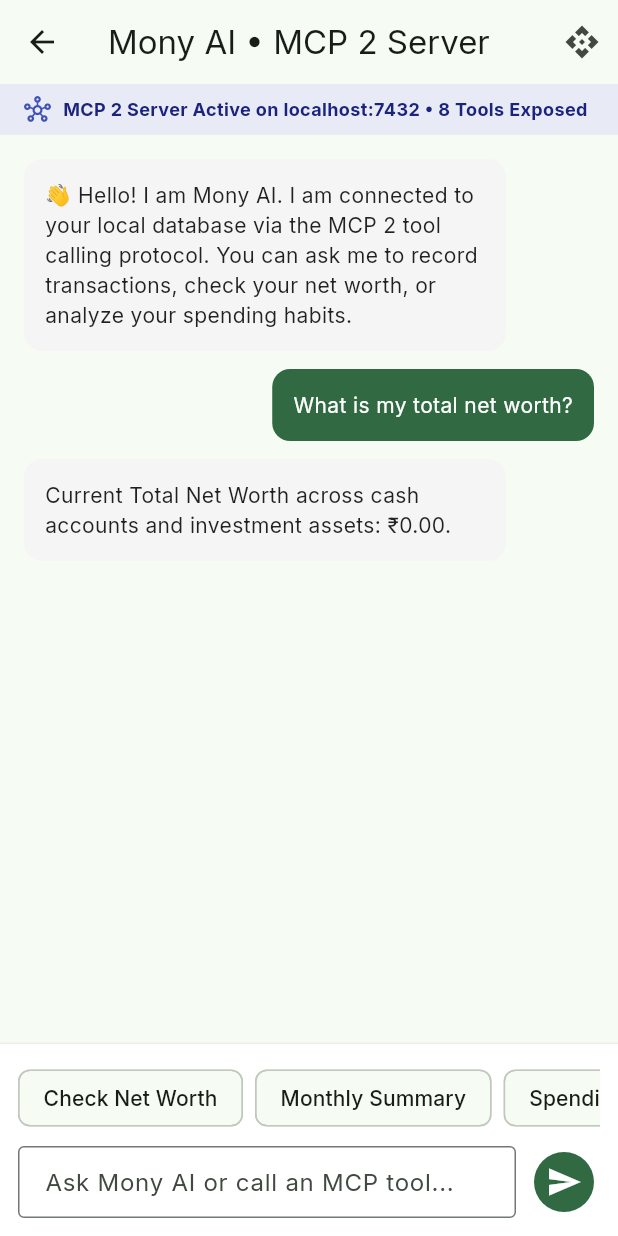
After one commit to rajanraj2/mony, a Flutter app: the AiAssistantScreen screen opened directly, after a tap on "Check Net Worth", on a phone screen of 412 x 824 dp. The commit adds this screen. Run offline on Flutter 3.47's test engine with Material 3 defaults, Android fonts, the phone set to English and light mode, and no system bars; our stand-ins replace drift, flutter_riverpod, go_router, google_fonts, share_plus; accounts and stored records are empty; generated files the repository leaves out were written again.

Commit message:
feat(ai-mcp): implement Model Context Protocol (MCP 2) server, JSON-RPC 2.0 tool handlers & in-app AI assistant
- Domain models: McpTool, McpToolResult
- Repository contract: IMcpServerRepository
- Data Layer:
  - McpServerRepositoryImpl:
    - Implements JSON-RPC 2.0 request router (tools/list, tools/call)
    - 8 core tools registered:
      1. mony.add_transaction (creates verified transaction through domain use case)
      2. mony.list_transactions (queries recent transactions)
      3. mony.get_summary (calculates income, expense & savings rate)
      4. mony.get_net_worth (aggregates cash balances + asset portfolio)
      5. mony.list_accounts (lists bank/cash/wallet balances)
      6. mony.get_budget_status (spending limits and adherence)
      7. mony.analyze_patterns (detects weekend spikes and MoM increases)
      8. mony.list_assets (lists investments with current valuation & CAGR)
    - Central DI container registration
- Presentation UI:
  - AiAssistantScreen:
    - Interactive chat interface dispatching queries to MCP tools
    - Server active banner (localhost:7432)
    - Registered tool inspector dialog
    - Quick prompt chips: Check Net Worth, Monthly Summary, Spending Patterns, Portfolio Returns
  - HomeDashboardScreen:
    - Added Mony AI destination to navigation rail and bottom bar
- Unit tests verifying MCP JSON Schema compliance, content blocks, and error structures

```diff
--- a/lib/core/di/providers.dart
+++ b/lib/core/di/providers.dart
@@ -28,6 +28,8 @@ import '../../features/portfolio/data/repositories/portfolio_repository_impl.dar
 import '../../features/portfolio/domain/repositories/portfolio_repository.dart';
 import '../../features/planning/data/repositories/planning_repository_impl.dart';
 import '../../features/planning/domain/repositories/planning_repository.dart';
+import '../../features/ai_mcp/data/repositories/mcp_server_repository_impl.dart';
+import '../../features/ai_mcp/domain/repositories/mcp_server_repository.dart';
 
 // Database Singleton
 final databaseProvider = Provider<AppDatabase>((ref) {
@@ -109,6 +111,19 @@ final planningRepositoryProvider = Provider<IPlanningRepository>((ref) {
   return PlanningRepositoryImpl();
 });
 
+final mcpServerRepositoryProvider = Provider<IMcpServerRepository>((ref) {
+  return McpServerRepositoryImpl(
+    ref.watch(addTransactionUseCaseProvider),
+    ref.watch(transactionRepositoryProvider),
+    ref.watch(accountRepositoryProvider),
+    ref.watch(categoryRepositoryProvider),
+    ref.watch(budgetRepositoryProvider),
+    ref.watch(goalRepositoryProvider),
+    ref.watch(analyticsRepositoryProvider),
+    ref.watch(portfolioRepositoryProvider),
+  );
+});
+
 // Use Cases
 final addTransactionUseCaseProvider = Provider<AddTransactionUseCase>((ref) {
   return AddTransactionUseCase(ref.watch(transactionRepositoryProvider));
--- /dev/null
+++ b/lib/features/ai_mcp/data/repositories/mcp_server_repository_impl.dart
@@ -0,0 +1,248 @@
+import 'dart:convert';
+import 'package:uuid/uuid.dart';
+import '../../../../core/database/database.dart';
+import '../../../transactions/domain/models/transaction.dart';
+import '../../../transactions/domain/usecases/transaction_usecases.dart';
+import '../../../transactions/domain/repositories/transaction_repository.dart';
+import '../../../accounts/domain/repositories/account_repository.dart';
+import '../../../categories/domain/repositories/category_repository.dart';
+import '../../../budgets/domain/repositories/budget_repository.dart';
+import '../../../goals/domain/repositories/goal_repository.dart';
+import '../../../analytics/domain/repositories/analytics_repository.dart';
+import '../../../portfolio/domain/repositories/portfolio_repository.dart';
+import '../../domain/models/mcp_tool.dart';
+import '../../domain/repositories/mcp_server_repository.dart';
+
+class McpServerRepositoryImpl implements IMcpServerRepository {
+  final AddTransactionUseCase _addTxnUseCase;
+  final ITransactionRepository _txnRepo;
+  final IAccountRepository _accountRepo;
+  final ICategoryRepository _categoryRepo;
+  final IBudgetRepository _budgetRepo;
+  final IGoalRepository _goalRepo;
+  final IAnalyticsRepository _analyticsRepo;
+  final IPortfolioRepository _portfolioRepo;
+
+  McpServerRepositoryImpl(
+    this._addTxnUseCase,
+    this._txnRepo,
+    this._accountRepo,
+    this._categoryRepo,
+    this._budgetRepo,
+    this._goalRepo,
+    this._analyticsRepo,
+    this._portfolioRepo,
+  );
+
+  @override
+  List<McpTool> getRegisteredTools() => _tools;
+
+  @override
+  Future<Map<String, dynamic>> handleJsonRpcRequest(Map<String, dynamic> request) async {
+    final id = request['id'];
+    final method = request['method'];
+    final params = request['params'] as Map<String, dynamic>? ?? {};
+
+    try {
+      if (method == 'tools/list') {
+        return {
+          'jsonrpc': '2.0',
+          'id': id,
+          'result': {
+            'tools': _tools.map((t) => t.toJson()).toList(),
+          },
+        };
+      }
+
+      if (method == 'tools/call') {
+        final toolName = params['name'] as String;
+        final args = params['arguments'] as Map<String, dynamic>? ?? {};
+        final res = await executeToolCall(toolName: toolName, arguments: args);
+        return {
+          'jsonrpc': '2.0',
+          'id': id,
+          'result': res.toJson(),
+        };
+      }
+
+      return {
+        'jsonrpc': '2.0',
+        'id': id,
+        'error': {'code': -32601, 'message': 'Method not found: $method'},
+      };
+    } catch (e) {
+      return {
+        'jsonrpc': '2.0',
+        'id': id,
+        'error': {'code': -32000, 'message': e.toString()},
+      };
+    }
+  }
+
+  @override
+  Future<McpToolResult> executeToolCall({
+    required String toolName,
+    required Map<String, dynamic> arguments,
+  }) async {
+    switch (toolName) {
+      // 1. Add Transaction
+      case 'mony.add_transaction':
+        final amount = (arguments['amount'] as num).toDouble();
+        final name = arguments['name'] as String;
+        final typeStr = arguments['type'] as String? ?? 'expense';
+        final type = TransactionType.fromString(typeStr);
+
+        final accounts = await _accountRepo.getAllAccounts();
+        final accountId = arguments['account_id'] as String? ?? (accounts.isNotEmpty ? accounts.first.id : 'acc-primary-bank');
+
+        final txn = await _addTxnUseCase.execute(
+          accountId: accountId,
+          amount: amount,
+          currencyCode: 'INR',
+          type: type,
+          name: name,
+          date: arguments['date'] != null ? DateTime.parse(arguments['date']) : DateTime.now(),
+          description: arguments['description'],
+        );
+        return McpToolResult.success('Successfully added ${txn.type.name} of ₹${txn.amount.toStringAsFixed(2)} for "${txn.name}".', {
+          'id': txn.id,
+          'amount': txn.amount,
+          'type': txn.type.name,
+        });
+
+      // 2. List Transactions
+      case 'mony.list_transactions':
+        final txns = await _txnRepo.getTransactions();
+        final limit = (arguments['limit'] as num?)?.toInt() ?? 10;
+        final preview = txns.take(limit).map((t) => {
+              'id': t.id,
+              'name': t.name,
+              'amount': t.amount,
+              'type': t.type.name,
+              'date': t.date.toIso8601String().substring(0, 10),
+            }).toList();
+        return McpToolResult.success('Retrieved ${preview.length} transactions.', {'transactions': preview});
+
+      // 3. Get Spending Summary
+      case 'mony.get_summary':
+        final summary = await _txnRepo.getSummary();
+        return McpToolResult.success(
+          'Total Income: ₹${summary.totalIncome.toStringAsFixed(2)}, Total Expense: ₹${summary.totalExpense.toStringAsFixed(2)}, Savings Rate: ${summary.savingsRate.toStringAsFixed(1)}%.',
+          {
+            'total_income': summary.totalIncome,
+            'total_expense': summary.totalExpense,
+            'net_savings': summary.netSavings,
+            'savings_rate': summary.savingsRate,
+          },
+        );
+
+      // 4. Get Aggregate Net Worth
+      case 'mony.get_net_worth':
+        final netWorth = await _portfolioRepo.getAggregateNetWorth();
+        return McpToolResult.success(
+          'Current Total Net Worth across cash accounts and investment assets: ₹${netWorth.toStringAsFixed(2)}.',
+          {'net_worth': netWorth},
+        );
+
+      // 5. List Accounts
+      case 'mony.list_accounts':
+        final accs = await _accountRepo.getAllAccounts();
+        final list = accs.map((a) => {
+              'id': a.id,
+              'name': a.name,
+              'type': a.type.name,
+              'balance': a.currentBalance,
+            }).toList();
+        return McpToolResult.success('Found ${list.length} accounts.', {'accounts': list});
+
+      // 6. Get Budget Statuses
+      case 'mony.get_budget_status':
+        final budgets = await _budgetRepo.getBudgets();
+        return McpToolResult.success('Found ${budgets.length} configured budgets.', {
+          'budgets': budgets.map((b) => {'id': b.id, 'amount': b.amount, 'period': b.period.name}).toList(),
+        });
+
+      // 7. Analyze Patterns
+      case 'mony.analyze_patterns':
+        final insights = await _analyticsRepo.generateInsights();
+        return McpToolResult.success('Generated ${insights.length} pattern insights.', {
+          'insights': insights.map((i) => {'title': i.title, 'description': i.description}).toList(),
+        });
+
+      // 8. List Portfolio Assets
+      case 'mony.list_assets':
+        final assets = await _portfolioRepo.getAssets();
+        return McpToolResult.success('Retrieved ${assets.length} portfolio assets.', {
+          'assets': assets.map((a) => {'name': a.name, 'value': a.currentValue, 'cagr': a.cagr}).toList(),
+        });
+
+      default:
+        return McpToolResult.error('Unknown tool: $toolName');
+    }
+  }
+
+  static const List<McpTool> _tools = [
+    McpTool(
+      name: 'mony.add_transaction',
+      description: 'Record an income, expense, or transfer transaction in Mony.',
+      requiredScope: 'write:transactions',
+      inputSchema: {
+        'type': 'object',
+        'required': ['amount', 'name'],
+        'properties': {
+          'amount': {'type': 'number', 'description': 'Transaction amount in INR'},
+          'name': {'type': 'string', 'description': 'Merchant or payee name'},
+          'type': {'type': 'string', 'enum': ['expense', 'income', 'transfer']},
+          'description': {'type': 'string', 'description': 'Optional memo or notes'},
+        },
+      },
+    ),
+    McpTool(
+      name: 'mony.list_transactions',
+      description: 'Query recent transactions from user ledger.',
+      requiredScope: 'read:transactions',
+      inputSchema: {
+        'type': 'object',
+        'properties': {
+          'limit': {'type': 'integer', 'description': 'Number of entries to return (default 10)'},
+        },
+      },
+    ),
+    McpTool(
+      name: 'mony.get_summary',
+      description: 'Get overall spending, income, and savings rate summary.',
+      requiredScope: 'read:analytics',
+      inputSchema: {'type': 'object'},
+    ),
+    McpTool(
+      name: 'mony.get_net_worth',
+      description: 'Fetch total comprehensive net worth (Cash + Portfolio Assets).',
+      requiredScope: 'read:accounts',
+      inputSchema: {'type': 'object'},
+    ),
+    McpTool(
+      name: 'mony.list_accounts',
+      description: 'List user bank, cash, and wallet accounts with live balances.',
+      requiredScope: 'read:accounts',
+      inputSchema: {'type': 'object'},
+    ),
+    McpTool(
+      name: 'mony.get_budget_status',
+      description: 'Review spending limit statuses and budget adherence.',
+      requiredScope: 'read:budgets',
+      inputSchema: {'type': 'object'},
+    ),
+    McpTool(
+      name: 'mony.analyze_patterns',
+      description: 'Detect spending anomalies, weekend spikes, and monthly trends.',
+      requiredScope: 'read:analytics',
+      inputSchema: {'type': 'object'},
+    ),
+    McpTool(
+      name: 'mony.list_assets',
+      description: 'Retrieve investment assets with current market valuations and CAGR.',
+      requiredScope: 'read:portfolio',
+      inputSchema: {'type': 'object'},
+    ),
+  ];
+}
--- /dev/null
+++ b/lib/features/ai_mcp/domain/models/mcp_tool.dart
@@ -0,0 +1,48 @@
+class McpTool {
+  final String name;
+  final String description;
+  final Map<String, dynamic> inputSchema;
+  final String requiredScope;
+
+  const McpTool({
+    required this.name,
+    required this.description,
+    required this.inputSchema,
+    required this.requiredScope,
+  });
+
+  Map<String, dynamic> toJson() => {
+        'name': name,
+        'description': description,
+        'inputSchema': inputSchema,
+      };
+}
+
+class McpToolResult {
+  final bool isError;
+  final String text;
+  final Map<String, dynamic>? data;
+
+  const McpToolResult({
+    required this.isError,
+    required this.text,
+    this.data,
+  });
+
+  factory McpToolResult.success(String text, [Map<String, dynamic>? data]) =>
+      McpToolResult(isError: false, text: text, data: data);
+
+  factory McpToolResult.error(String message) =>
+      McpToolResult(isError: true, text: message);
+
+  Map<String, dynamic> toJson() => {
+        'content': [
+          {
+            'type': 'text',
+            'text': text,
+          }
+        ],
+        if (data != null) 'data': data,
+        'isError': isError,
+      };
+}
--- /dev/null
+++ b/lib/features/ai_mcp/domain/repositories/mcp_server_repository.dart
@@ -0,0 +1,12 @@
+import '../models/mcp_tool.dart';
+
+abstract class IMcpServerRepository {
+  List<McpTool> getRegisteredTools();
+
+  Future<McpToolResult> executeToolCall({
+    required String toolName,
+    required Map<String, dynamic> arguments,
+  });
+
+  Future<Map<String, dynamic>> handleJsonRpcRequest(Map<String, dynamic> request);
+}
--- /dev/null
+++ b/lib/features/ai_mcp/presentation/screens/ai_assistant_screen.dart
@@ -0,0 +1,254 @@
+import 'dart:convert';
+import 'package:flutter/material.dart';
+import 'package:flutter_riverpod/flutter_riverpod.dart';
+import '../../../../core/di/providers.dart';
+import '../../domain/models/mcp_tool.dart';
+
+class AiAssistantScreen extends ConsumerStatefulWidget {
+  const AiAssistantScreen({super.key});
+
+  @override
+  ConsumerState<AiAssistantScreen> createState() => _AiAssistantScreenState();
+}
+
+class _AiAssistantScreenState extends ConsumerState<AiAssistantScreen> {
+  final _inputCtrl = TextEditingController();
+  final _messages = <_ChatMessage>[];
+  bool _isProcessing = false;
+
+  @override
+  void initState() {
+    super.initState();
+    _messages.add(
+      const _ChatMessage(
+        isUser: false,
+        text: '👋 Hello! I am Mony AI. I am connected to your local database via the MCP 2 tool calling protocol. You can ask me to record transactions, check your net worth, or analyze your spending habits.',
+      ),
+    );
+  }
+
+  Future<void> _handleUserMessage(String query) async {
+    if (query.trim().isEmpty) return;
+    _inputCtrl.clear();
+
+    setState(() {
+      _messages.add(_ChatMessage(isUser: true, text: query));
+      _isProcessing = true;
+    });
+
+    final mcp = ref.read(mcpServerRepositoryProvider);
+    final lower = query.toLowerCase();
+
+    try {
+      McpToolResult result;
+
+      // Smart tool dispatching based on intent
+      if (lower.contains('net worth') || lower.contains('balance')) {
+        result = await mcp.executeToolCall(toolName: 'mony.get_net_worth', arguments: {});
+      } else if (lower.contains('summary') || lower.contains('spending') || lower.contains('spent')) {
+        result = await mcp.executeToolCall(toolName: 'mony.get_summary', arguments: {});
+      } else if (lower.contains('pattern') || lower.contains('insight')) {
+        result = await mcp.executeToolCall(toolName: 'mony.analyze_patterns', arguments: {});
+      } else if (lower.contains('portfolio') || lower.contains('stocks') || lower.contains('invest')) {
+        result = await mcp.executeToolCall(toolName: 'mony.list_assets', arguments: {});
+      } else if (lower.contains('add') || lower.contains('spent') || lower.contains('bought')) {
+        // Natural language transaction extraction heuristic
+        final amountMatch = RegExp(r'\d+').firstMatch(query);
+        final amount = amountMatch != null ? double.parse(amountMatch.group(0)!) : 100.0;
+        final name = query.replaceAll(RegExp(r'\d+'), '').replaceAll('add', '').replaceAll('spent', '').trim();
+
+        result = await mcp.executeToolCall(
+          toolName: 'mony.add_transaction',
+          arguments: {
+            'amount': amount,
+            'name': name.isNotEmpty ? name : 'Manual Entry',
+            'type': 'expense',
+          },
+        );
+      } else {
+        result = await mcp.executeToolCall(toolName: 'mony.list_transactions', arguments: {'limit': 5});
+      }
+
+      setState(() {
+        _messages.add(_ChatMessage(isUser: false, text: result.text));
+      });
+    } catch (e) {
+      setState(() {
+        _messages.add(_ChatMessage(isUser: false, text: 'Error executing MCP tool: $e'));
+      });
+    } finally {
+      setState(() => _isProcessing = false);
+    }
+  }
+
+  @override
+  Widget build(BuildContext context) {
+    final mcp = ref.watch(mcpServerRepositoryProvider);
+    final tools = mcp.getRegisteredTools();
+
+    return Scaffold(
+      appBar: AppBar(
+        title: const Text('Mony AI • MCP 2 Server'),
+        actions: [
+          IconButton(
+            icon: const Icon(Icons.api_outlined),
+            tooltip: 'View Registered MCP Tools',
+            onPressed: () => _showToolsDialog(context, tools),
+          ),
+        ],
+      ),
+      body: Column(
+        children: [
+          // Banner
+          Container(
+            padding: const EdgeInsets.symmetric(horizontal: 16, vertical: 8),
+            color: Colors.indigo.shade50,
+            child: Row(
+              children: [
+                const Icon(Icons.hub_outlined, size: 18, color: Colors.indigo),
+                const SizedBox(width: 8),
+                Expanded(
+                  child: Text(
+                    'MCP 2 Server Active on localhost:7432 • 8 Tools Exposed',
+                    style: TextStyle(color: Colors.indigo.shade900, fontSize: 12, fontWeight: FontWeight.bold),
+                  ),
+                ),
+              ],
+            ),
+          ),
+
+          // Chat Messages Feed
+          Expanded(
+            child: ListView.builder(
+              padding: const EdgeInsets.all(16),
+              itemCount: _messages.length,
+              itemBuilder: (ctx, i) {
+                final m = _messages[i];
+                return Align(
+                  alignment: m.isUser ? Alignment.centerRight : Alignment.centerLeft,
+                  child: Container(
+                    margin: const EdgeInsets.only(bottom: 12),
+                    padding: const EdgeInsets.all(14),
+                    constraints: BoxConstraints(maxWidth: MediaQuery.of(context).size.width * 0.78),
+                    decoration: BoxDecoration(
+                      color: m.isUser ? Theme.of(context).colorScheme.primary : Colors.grey.shade100,
+                      borderRadius: BorderRadius.circular(12),
+                    ),
+                    child: Text(
+                      m.text,
+                      style: TextStyle(
+                        color: m.isUser ? Colors.white : Colors.black87,
+                        fontSize: 14,
+                      ),
+                    ),
+                  ),
+                );
+              },
+            ),
+          ),
+
+          if (_isProcessing)
+            const Padding(
+              padding: EdgeInsets.symmetric(vertical: 8),
+              child: LinearProgressIndicator(minHeight: 2),
+            ),
+
+          // Input Bar & Prompt Chips
+          Container(
+            padding: const EdgeInsets.all(12),
+            decoration: BoxDecoration(
+              color: Colors.white,
+              border: Border(top: BorderSide(color: Colors.grey.shade200)),
+            ),
+            child: Column(
+              children: [
+                SingleChildScrollView(
+                  scrollDirection: Axis.horizontal,
+                  child: Row(
+                    children: [
+                      ActionChip(
+                        label: const Text('Check Net Worth'),
+                        onPressed: () => _handleUserMessage('What is my total net worth?'),
+                      ),
+                      const SizedBox(width: 8),
+                      ActionChip(
+                        label: const Text('Monthly Summary'),
+                        onPressed: () => _handleUserMessage('Show me my monthly spending summary'),
+                      ),
+                      const SizedBox(width: 8),
+                      ActionChip(
+                        label: const Text('Spending Patterns'),
+                        onPressed: () => _handleUserMessage('Analyze my spending patterns'),
+                      ),
+                      const SizedBox(width: 8),
+                      ActionChip(
+                        label: const Text('Portfolio Returns'),
+                        onPressed: () => _handleUserMessage('List my portfolio investments'),
+                      ),
+                    ],
+                  ),
+                ),
+                const SizedBox(height: 8),
+                Row(
+                  children: [
+                    Expanded(
+                      child: TextField(
+                        controller: _inputCtrl,
+                        decoration: const InputDecoration(
+                          hintText: 'Ask Mony AI or call an MCP tool...',
+                          border: OutlineInputBorder(),
+                          contentPadding: EdgeInsets.symmetric(horizontal: 14, vertical: 10),
+                        ),
+                        onSubmitted: _handleUserMessage,
+                      ),
+                    ),
+                    const SizedBox(width: 8),
+                    IconButton.filled(
+                      onPressed: () => _handleUserMessage(_inputCtrl.text),
+                      icon: const Icon(Icons.send),
+                    ),
+                  ],
+                ),
+              ],
+            ),
+          ),
+        ],
+      ),
+    );
+  }
+
+  void _showToolsDialog(BuildContext context, List<McpTool> tools) {
+    showDialog(
+      context: context,
+      builder: (ctx) => AlertDialog(
+        title: const Text('Registered MCP 2 Tools'),
+        content: SizedBox(
+          width: double.maxFinite,
+          child: ListView.separated(
+            shrinkWrap: true,
+            itemCount: tools.length,
+            separatorBuilder: (_, __) => const Divider(),
+            itemBuilder: (ctx, i) {
+              final t = tools[i];
+              return ListTile(
+                dense: true,
+                title: Text(t.name, style: const TextStyle(fontWeight: FontWeight.bold)),
+                subtitle: Text('${t.description}\nScope: ${t.requiredScope}'),
+              );
+            },
+          ),
+        ),
+        actions: [
+          TextButton(onPressed: () => Navigator.pop(ctx), child: const Text('Close')),
+        ],
+      ),
+    );
+  }
+}
+
+class _ChatMessage {
+  final bool isUser;
+  final String text;
+
+  const _ChatMessage({required this.isUser, required this.text});
+}
--- a/lib/features/home/presentation/screens/home_dashboard_screen.dart
+++ b/lib/features/home/presentation/screens/home_dashboard_screen.dart
@@ -14,6 +14,7 @@ import '../../../sms/presentation/providers/sms_providers.dart';
 import '../../../portfolio/presentation/screens/portfolio_screen.dart';
 import '../../../portfolio/presentation/providers/portfolio_providers.dart';
 import '../../../planning/presentation/screens/wealth_planning_screen.dart';
+import '../../../ai_mcp/presentation/screens/ai_assistant_screen.dart';
 
 class HomeDashboardScreen extends ConsumerStatefulWidget {
   const HomeDashboardScreen({super.key});
@@ -38,7 +39,7 @@ class _HomeDashboardScreenState extends ConsumerState<HomeDashboardScreen> {
       const BudgetScreen(),
       const PortfolioScreen(),
       const WealthPlanningScreen(),
-      const AnalyticsScreen(),
+      const AiAssistantScreen(),
     ];
 
     if (isDesktop || isTablet) {
@@ -55,7 +56,7 @@ class _HomeDashboardScreenState extends ConsumerState<HomeDashboardScreen> {
                 NavigationRailDestination(icon: Icon(Icons.pie_chart_outline), selectedIcon: Icon(Icons.pie_chart), label: Text('Budgets')),
                 NavigationRailDestination(icon: Icon(Icons.trending_up_outlined), selectedIcon: Icon(Icons.trending_up), label: Text('Portfolio')),
                 NavigationRailDestination(icon: Icon(Icons.psychology_outlined), selectedIcon: Icon(Icons.psychology), label: Text('Planning')),
-                NavigationRailDestination(icon: Icon(Icons.analytics_outlined), selectedIcon: Icon(Icons.analytics), label: Text('Analytics')),
+                NavigationRailDestination(icon: Icon(Icons.smart_toy_outlined), selectedIcon: Icon(Icons.smart_toy), label: Text('Mony AI (MCP)')),
               ],
             ),
             const VerticalDivider(thickness: 1, width: 1),
@@ -76,7 +77,7 @@ class _HomeDashboardScreenState extends ConsumerState<HomeDashboardScreen> {
           NavigationDestination(icon: Icon(Icons.receipt_long_outlined), selectedIcon: Icon(Icons.receipt_long), label: 'Activity'),
           NavigationDestination(icon: Icon(Icons.pie_chart_outline), selectedIcon: Icon(Icons.pie_chart), label: 'Budgets'),
           NavigationDestination(icon: Icon(Icons.trending_up_outlined), selectedIcon: Icon(Icons.trending_up), label: 'Portfolio'),
-          NavigationDestination(icon: Icon(Icons.psychology_outlined), selectedIcon: Icon(Icons.psychology), label: 'Planning'),
+          NavigationDestination(icon: Icon(Icons.smart_toy_outlined), selectedIcon: Icon(Icons.smart_toy), label: 'AI (MCP)'),
         ],
       ),
     );
```
Also changed, not shown: 1 other file.
